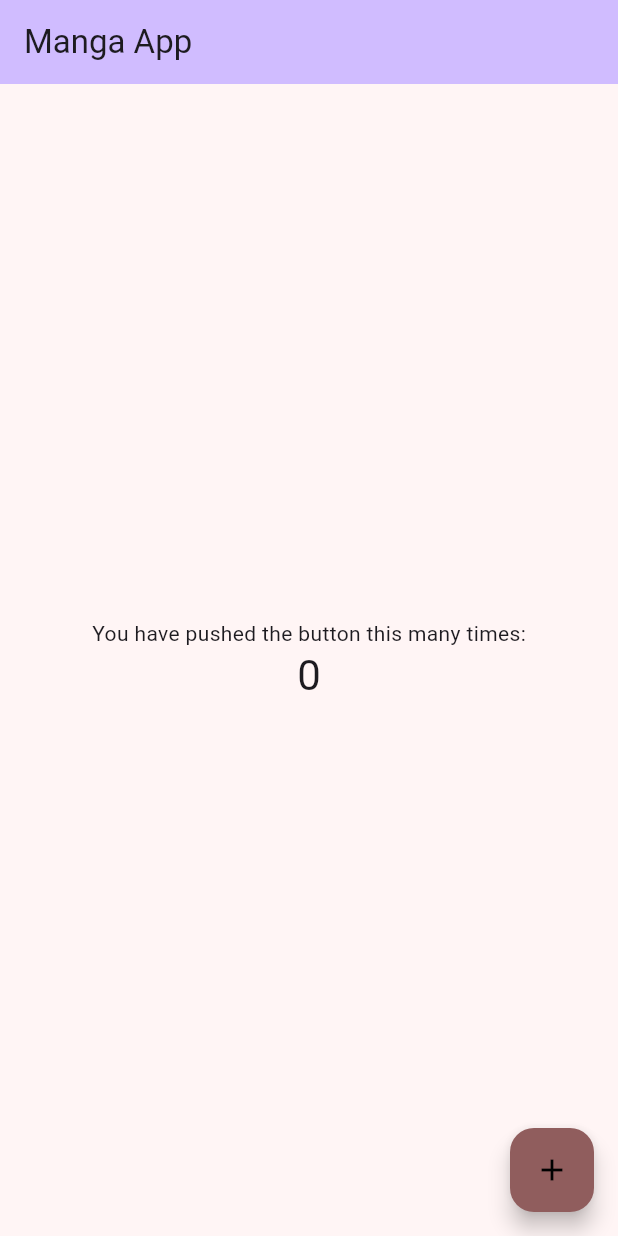
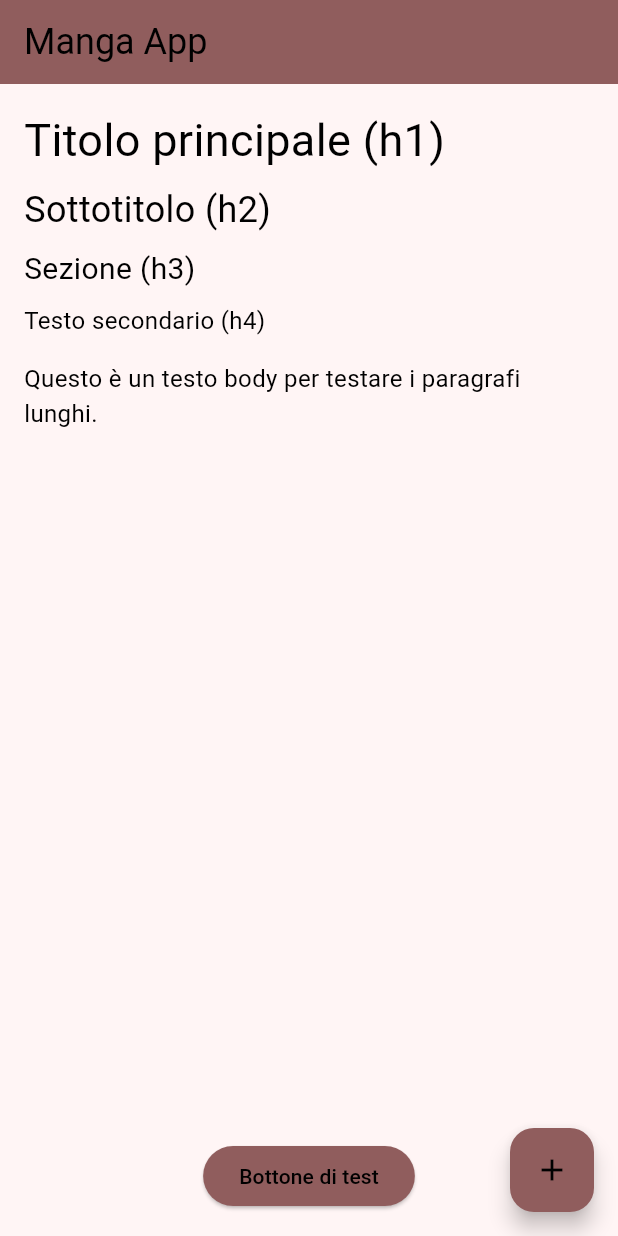
Before and after one commit to emanuelesenis/flutter-its-final-project, a Flutter app: the screen it shows after launch, on a phone screen of 412 x 824 dp. Run offline on Flutter 3.47's test engine with Material 3 defaults, Android fonts, the phone set to English and light mode, and no system bars; Roboto replaces fonts that are missing (Aboreto, Montserrat).

Commit message:
Test Home

```diff
--- a/manga_app/lib/presentation/ui/screens/home_page.dart
+++ b/manga_app/lib/presentation/ui/screens/home_page.dart
@@ -1,87 +1,58 @@
 import 'package:flutter/material.dart';
-import 'package:manga_app/presentation/ui/widgets/increment_button.dart';
+import 'package:manga_app/presentation/ui/theme/app_colors.dart';
+import 'package:manga_app/presentation/ui/theme/app_text_style.dart';
 
-class HomePage extends StatefulWidget {
+class HomePage extends StatelessWidget {
   const HomePage({super.key, required this.title});
-
-  // This widget is the home page of your application. It is stateful, meaning
-  // that it has a State object (defined below) that contains fields that affect
-  // how it looks.
-
-  // This class is the configuration for the state. It holds the values (in this
-  // case the title) provided by the parent (in this case the App widget) and
-  // used by the build method of the State. Fields in a Widget subclass are
-  // always marked "final".
 
   final String title;
 
   @override
-  State<HomePage> createState() => _HomePageState();
-}
+  Widget build(BuildContext context) {
+    // Recuperiamo i colori e gli stili dal tema
+    final colors = Theme.of(context).extension<AppColors>()!;
+    final style = Theme.of(context).extension<AppTextStyle>()!;
 
-class _HomePageState extends State<HomePage> {
-  int _counter = 0;
-
-  void _incrementCounter() {
-    setState(() {
-      // This call to setState tells the Flutter framework that something has
-      // changed in this State, which causes it to rerun the build method below
-      // so that the display can reflect the updated values. If we changed
-      // _counter without calling setState(), then the build method would not be
-      // called again, and so nothing would appear to happen.
-      _counter++;
-    });
-  }
-
-  @override
-  Widget build(BuildContext context) {
-    // This method is rerun every time setState is called, for instance as done
-    // by the _incrementCounter method above.
-    //
-    // The Flutter framework has been optimized to make rerunning build methods
-    // fast, so that you can just rebuild anything that needs updating rather
-    // than having to individually change instances of widgets.
     return Scaffold(
       appBar: AppBar(
-        // TRY THIS: Try changing the color here to a specific color (to
-        // Colors.amber, perhaps?) and trigger a hot reload to see the AppBar
-        // change color while the other colors stay the same.
-        backgroundColor: Theme.of(context).colorScheme.inversePrimary,
-        // Here we take the value from the HomePage object that was created by
-        // the App.build method, and use it to set our appbar title.
-        title: Text(widget.title),
+        title: Text(title, style: style.h2),
+        backgroundColor: colors.primaryColor,
       ),
-      body: Center(
-        // Center is a layout widget. It takes a single child and positions it
-        // in the middle of the parent.
+      body: Padding(
+        padding: const EdgeInsets.all(16.0),
         child: Column(
-          // Column is also a layout widget. It takes a list of children and
-          // arranges them vertically. By default, it sizes itself to fit its
-          // children horizontally, and tries to be as tall as its parent.
-          //
-          // Column has various properties to control how it sizes itself and
-          // how it positions its children. Here we use mainAxisAlignment to
-          // center the children vertically; the main axis here is the vertical
-          // axis because Columns are vertical (the cross axis would be
-          // horizontal).
-          //
-          // TRY THIS: Invoke "debug painting" (choose the "Toggle Debug Paint"
-          // action in the IDE, or press "p" in the console), to see the
-          // wireframe for each widget.
-          mainAxisAlignment: MainAxisAlignment.center,
-          children: <Widget>[
-            const Text('You have pushed the button this many times:'),
+          crossAxisAlignment: CrossAxisAlignment.start,
+          children: [
+            Text("Titolo principale (h1)", style: style.h1),
+            const SizedBox(height: 8),
+            Text("Sottotitolo (h2)", style: style.h2),
+            const SizedBox(height: 8),
+            Text("Sezione (h3)", style: style.h3),
+            const SizedBox(height: 8),
+            Text("Testo secondario (h4)", style: style.h4),
+            const SizedBox(height: 16),
             Text(
-              '$_counter',
-              style: Theme.of(context).textTheme.headlineMedium,
+              "Questo è un testo body per testare i paragrafi lunghi.",
+              style: style.body,
+            ),
+            const Spacer(),
+            Center(
+              child: ElevatedButton(
+                style: ElevatedButton.styleFrom(
+                  backgroundColor: colors.primaryColor,
+                  foregroundColor: colors.textPrimary,
+                ),
+                onPressed: () {},
+                child: const Text("Bottone di test"),
+              ),
             ),
           ],
         ),
       ),
-      floatingActionButton: IncrementButton(
-        onPressed: _incrementCounter,
-        tooltip: 'Increment',
-      ), // This trailing comma makes auto-formatting nicer for build methods.
+      floatingActionButton: FloatingActionButton(
+        onPressed: () {},
+        child: const Icon(Icons.add),
+      ),
     );
   }
 }
```
